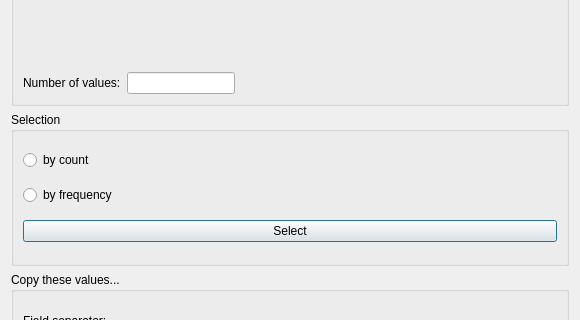
Qt form libpvguiqt/src/PVListDisplayDlg.ui (squey/squey) before a commit; both pictures show x 0 to 580 and y 219 to 539 of the 580 by 684 pixel window.
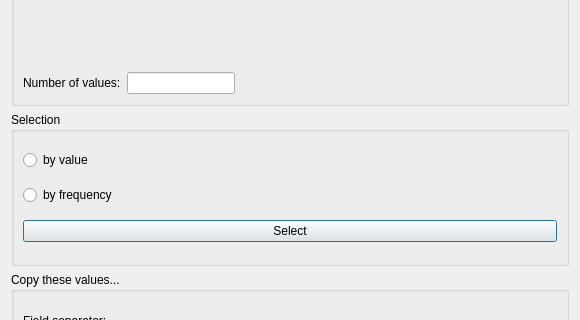
The same form after that commit. Custom widgets are drawn as their Qt base class.

The edit to the form file:
```diff
--- a/libpvguiqt/src/PVListDisplayDlg.ui
+++ b/libpvguiqt/src/PVListDisplayDlg.ui
@@ -120,7 +120,7 @@
         <item>
          <widget class="QRadioButton" name="_by_count_radio">
           <property name="text">
-           <string>by count</string>
+           <string>by value</string>
           </property>
          </widget>
         </item>
```
Left out of the diff: 2 changed lines with no effect on the pictures.
